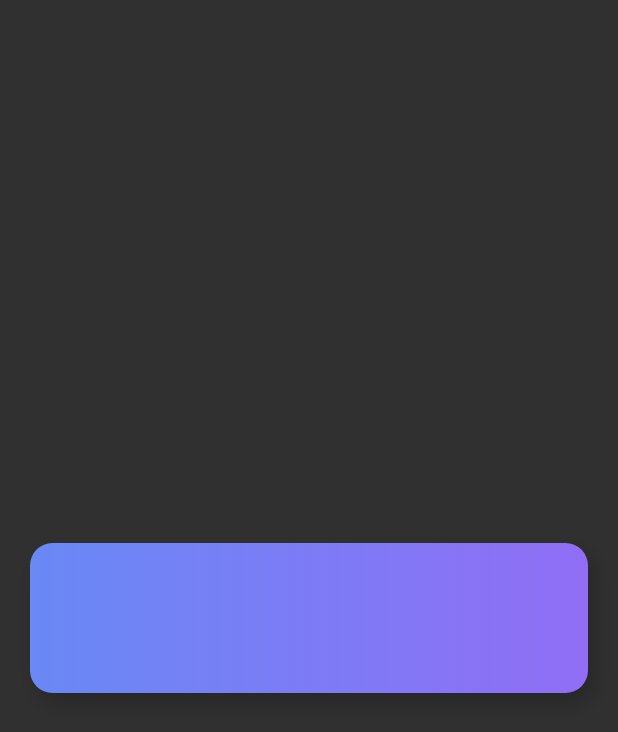
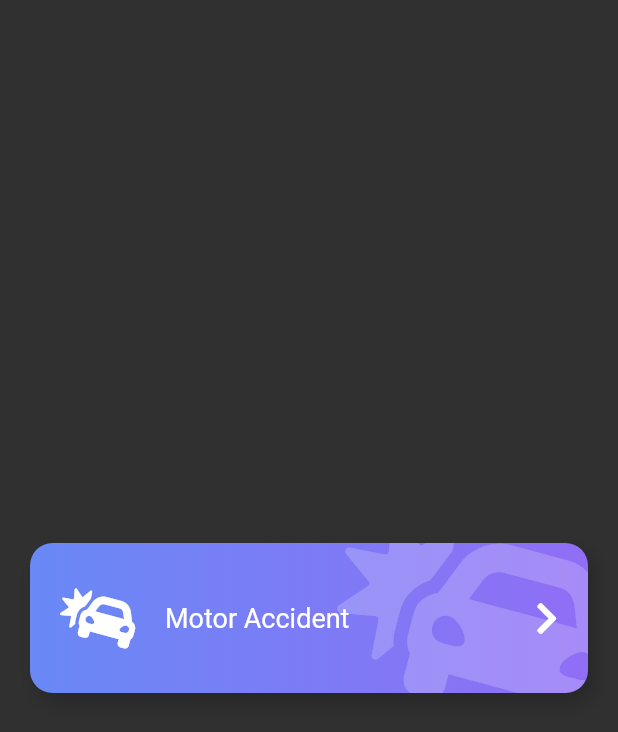
Before and after one commit to DanielFernandoYepezVelez/02-Proyecto-Movil-Flutter-Intermedio-Animaciones, a Flutter app: the screen it shows after launch, on a phone screen of 412 x 824 dp. Shown: the top 732 px of the screen. Run offline on Flutter 3.47's test engine with Material 2 defaults, Android fonts, the phone set to English and light mode, and no system bars; our stand-ins replace flutter_svg, font_awesome_flutter.

Commit message:
Parametrizando El Boton Principal

```diff
--- a/lib/screens/emergency_screen.dart
+++ b/lib/screens/emergency_screen.dart
@@ -11,7 +11,15 @@ class EmergencyScreen extends StatelessWidget {
   Widget build(BuildContext context) {
     return Scaffold(
       body: Center(
-        child: BotonPrincipal(),
+        child: BotonPrincipal(
+          icon: FontAwesomeIcons.carCrash,
+          texto: 'Motor Accident',
+          color1: Color(0xff6989F5),
+          color2: Color(0xff906EF5),
+          onPress: () {
+            print('Click En El Boton Principal');
+          },
+        ),
       ),
     );
   }
--- a/lib/widgets/boton_principal.dart
+++ b/lib/widgets/boton_principal.dart
@@ -1,22 +1,89 @@
 import 'package:flutter/material.dart';
+import 'package:font_awesome_flutter/font_awesome_flutter.dart';
 
 class BotonPrincipal extends StatelessWidget {
-  const BotonPrincipal({Key? key}) : super(key: key);
+  final IconData icon;
+  final String texto;
+  final Color color1;
+  final Color color2;
+  final Function() onPress;
+
+  const BotonPrincipal({
+    Key? key,
+    this.icon = FontAwesomeIcons.circle,
+    required this.texto,
+    this.color1 = Colors.grey,
+    this.color2 = Colors.blueGrey,
+    required this.onPress,
+  }) : super(key: key);
 
   @override
   Widget build(BuildContext context) {
-    return _BackgroundBotonPrincipal();
+    return GestureDetector(
+      onTap: this.onPress,
+      child: Stack(
+        children: [
+          _BackgroundBotonPrincipal(
+            icon: this.icon,
+            color1: this.color1,
+            color2: this.color2,
+          ),
+          Row(
+            mainAxisAlignment: MainAxisAlignment.center,
+            children: [
+              SizedBox(height: 140, width: 40),
+              FaIcon(this.icon, color: Colors.white, size: 40),
+              SizedBox(width: 20),
+              Expanded(
+                child: Text(
+                  this.texto,
+                  style: TextStyle(
+                    color: Colors.white,
+                    fontSize: 18,
+                  ),
+                ),
+              ),
+              FaIcon(FontAwesomeIcons.chevronRight, color: Colors.white),
+              SizedBox(width: 40),
+            ],
+          ),
+        ],
+      ),
+    );
   }
 }
 
 class _BackgroundBotonPrincipal extends StatelessWidget {
+  final Color color1;
+  final Color color2;
+  final IconData icon;
+
   const _BackgroundBotonPrincipal({
     Key? key,
+    required this.icon,
+    required this.color1,
+    required this.color2,
   }) : super(key: key);
 
   @override
   Widget build(BuildContext context) {
     return Container(
+      child: ClipRRect(
+        borderRadius: BorderRadius.circular(15),
+        child: Stack(
+          children: [
+            Positioned(
+              top: -20,
+              right: -20,
+              child: FaIcon(
+                this.icon,
+                size: 150,
+                color: Colors.white.withOpacity(0.2),
+              ),
+            ),
+          ],
+        ),
+      ),
       width: double.infinity,
       height: 100,
       margin: EdgeInsets.all(20),
@@ -27,13 +94,13 @@ class _BackgroundBotonPrincipal extends StatelessWidget {
             color: Colors.black.withOpacity(0.2),
             offset: Offset(4, 6),
             blurRadius: 10,
-          )
+          ),
         ],
         borderRadius: BorderRadius.circular(15),
         gradient: LinearGradient(
           colors: [
-            Color(0xff6989F5),
-            Color(0xff906EF5),
+            this.color1,
+            this.color2,
           ],
         ),
       ),
```
